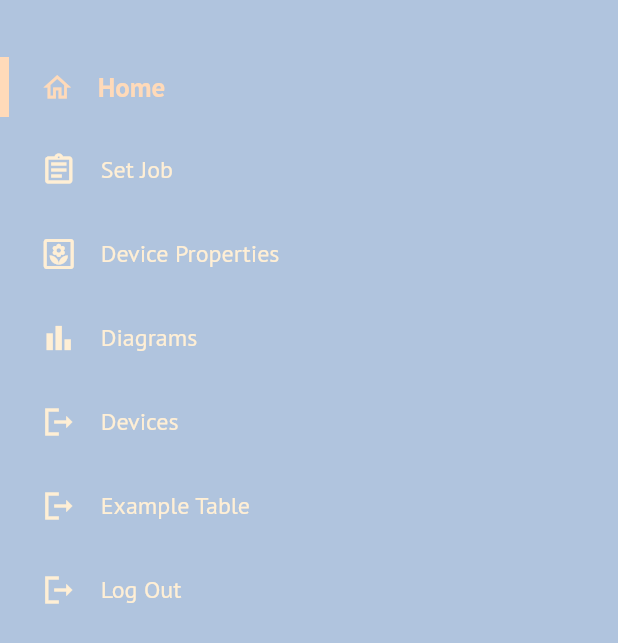
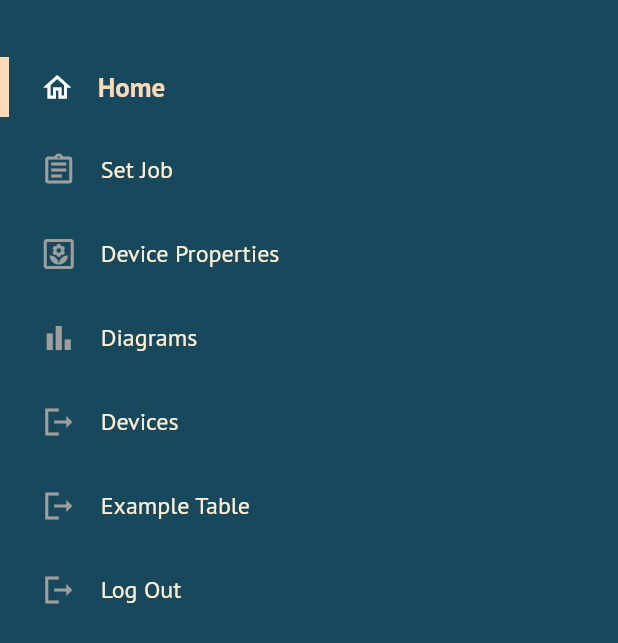
Before and after one commit to acwikla/robo_lab_web, a Flutter app: the SideMenu widget shown alone on an empty page, opened directly, on a phone screen of 412 x 824 dp. Shown: the top 643 px of the screen. Run offline on Flutter 3.47's test engine with Material 2 defaults, Android fonts, the phone set to English and light mode, and no system bars; our stand-ins replace get, google_fonts; network calls fail.

Commit message:
change menu colors

```diff
--- a/lib/constants/style_const.dart
+++ b/lib/constants/style_const.dart
@@ -11,3 +11,6 @@ Color skyBlue = Color(0xFF87CEEB);
 Color steelBlue = Color(0xFF7496c2);
 Color darkSteelBlue = Color(0xFF2d436b);
 Color darkerSteelBlue = Color(0xFF05132e);
+
+Color leftMenuColor = Color(0xFF18485B);
+Color topPanelColor = Color(0xFF0E2A35);
--- a/lib/controllers/menu_controller.dart
+++ b/lib/controllers/menu_controller.dart
@@ -51,9 +51,13 @@ class MenuController extends GetxController {
   //method changes if the icon is active
   //if the icon is active, it is dark and bigger than the others
   Widget _customIcon(IconData icon, String itemName) {
-    if (isActive(itemName)) return Icon(icon, size: 22, color: peachPuff);
+    if (isActive(itemName))
+      return Icon(icon, size: 22, color: Colors.white /*peachPuff*/);
 
     //if the icon is inactive, this one will be returned
-    return Icon(icon, color: isHovering(itemName) ? peachPuff : papayaWhip);
+    return Icon(icon,
+        color: isHovering(itemName)
+            ? Colors.white
+            : Colors.grey); //peachPuff : papayaWhip);
   }
 }
--- a/lib/widgets/side_menu.dart
+++ b/lib/widgets/side_menu.dart
@@ -14,7 +14,7 @@ class SideMenu extends StatelessWidget {
     //double _width = MediaQuery.of(context).size.width;
 
     return Container(
-      color: lightSteelBlue,
+      color: leftMenuColor, //lightSteelBlue,
       child: ListView(
         children: [
           Column(
@@ -26,7 +26,7 @@ class SideMenu extends StatelessWidget {
             ],
           ),
           Divider(
-            color: lightSteelBlue.withOpacity(.1),
+            color: /*lightSteelBlue*/ leftMenuColor.withOpacity(.1),
           ),
           Column(
               mainAxisSize: MainAxisSize.min,
```
Also changed, not shown: lib/widgets/top_bar.dart (+11 -9 lines), lib/widgets/vertical_menu.dart (+5 -4 lines).
